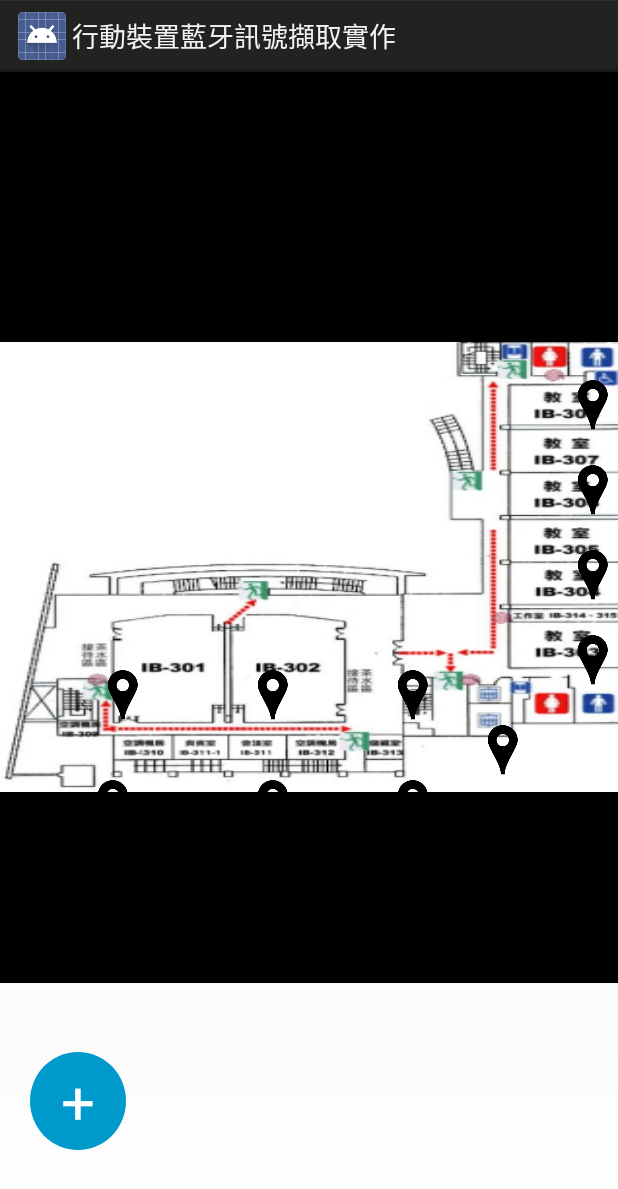
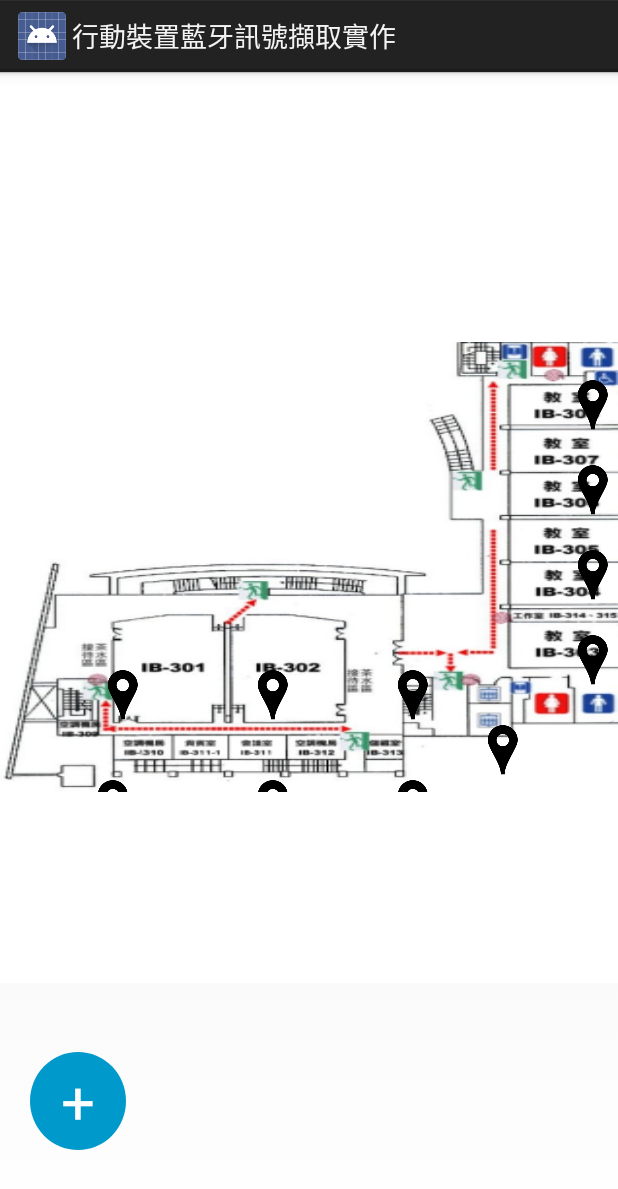
Before and after one commit to t741051/DataCollector, an Android app: the screen it shows after launch (MainActivity), on a phone screen of 412 x 824 dp. Shown: the top 1189 px of the screen. Run offline under Robolectric (Android 15) with nearby library versions, the phone set to English and light mode, and no system bars.

```diff
--- a/app/src/main/res/layout/activity_main.xml
+++ b/app/src/main/res/layout/activity_main.xml
@@ -19,13 +19,13 @@
 				android:id="@+id/myListView"
 				android:layout_width="match_parent"
 				android:layout_height="607dp"
-				android:background="#000000"
+				android:background="@android:color/background_light"
 				android:divider="#55FFFFFF"
 				android:dividerHeight="2dp"
 				android:paddingLeft="10dp"
 				android:paddingRight="10dp"
 				android:scrollbars="vertical"
-				android:visibility="visible"/>
+				android:visibility="visible" />
 
 
 		</LinearLayout>
```
Also changed, not shown: 5 other files.
